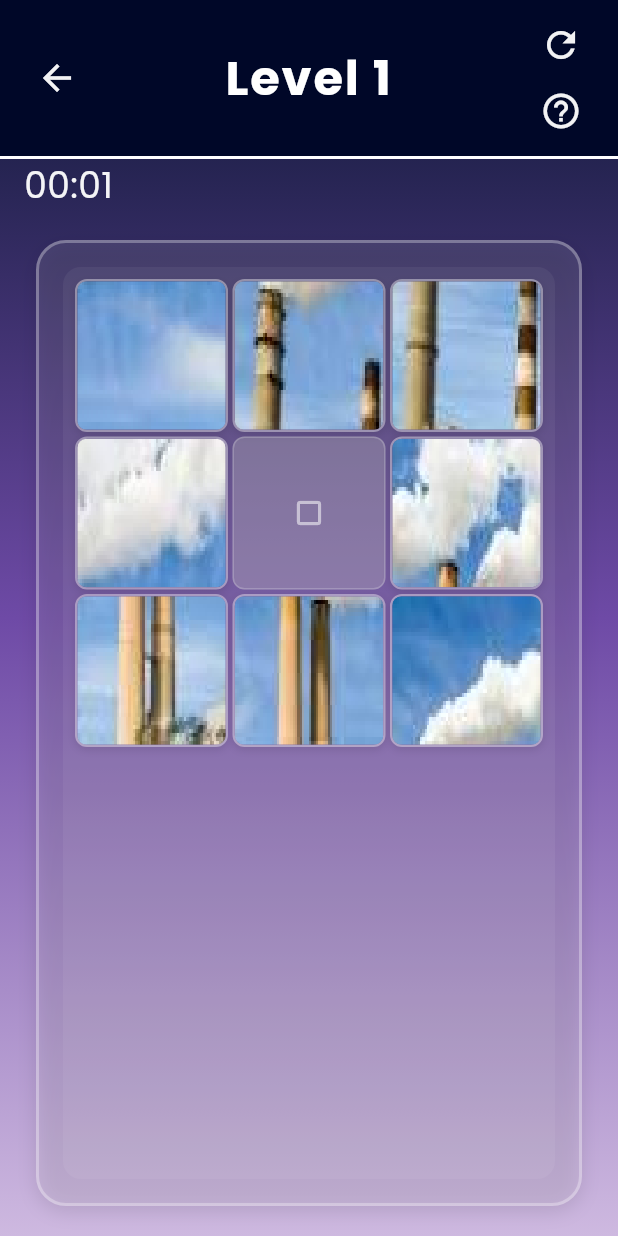
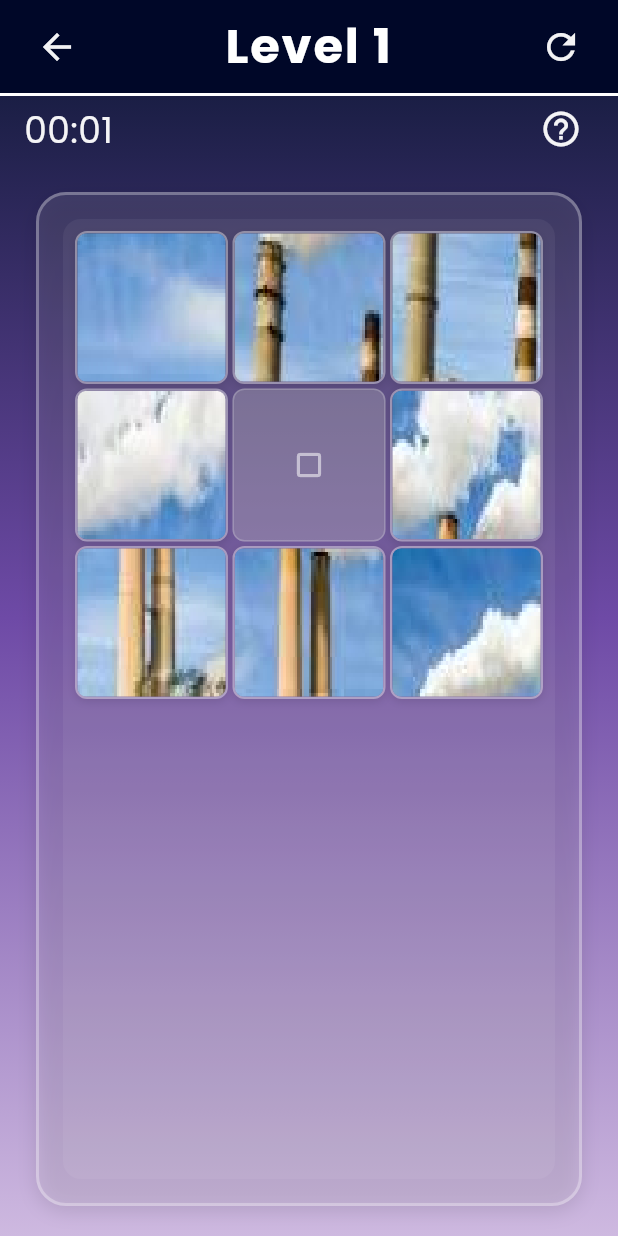
Before and after one commit to ZennXzy/Puzzle_Quest, a Flutter app: the PlayScreen screen opened by its route, on a phone screen of 412 x 824 dp. Run offline on Flutter 3.47's test engine with Material 3 defaults, Android fonts, the phone set to English and light mode, and no system bars; our stand-ins replace shared_preferences; accounts and stored records are empty.

Commit message:
moved the Help button

```diff
--- a/lib/screens/play_screen_new.dart
+++ b/lib/screens/play_screen_new.dart
@@ -311,11 +311,7 @@ class _PlayScreenState extends State<PlayScreen> {
                             ),
                           ),
 
-                          // Reset and Help buttons (right)
-                          Column(
-                            mainAxisSize: MainAxisSize.min,
-                            children: [
-                              // Reset button
+                          // Reset button (right)
                           Material(
                             color: Colors.transparent,
                             child: InkWell(
@@ -331,7 +327,28 @@ class _PlayScreenState extends State<PlayScreen> {
                               ),
                             ),
                           ),
-                              // Help button
+                        ],
+                      ),
+                    ),
+                  ),
+
+                  // Timer row
+                  Padding(
+                    padding: const EdgeInsets.symmetric(horizontal: 16.0),
+                    child: Row(
+                      mainAxisAlignment: MainAxisAlignment.spaceBetween,
+                      children: [
+                        // Timer (left)
+                        Text(
+                          '${(timeElapsed ~/ 60).toString().padLeft(2, '0')}:${(timeElapsed % 60).toString().padLeft(2, '0')}',
+                          style: TextStyle(
+                            fontFamily: 'Poppins',
+                            color: Colors.white.withOpacity(0.95),
+                            fontSize: 24,
+                            fontWeight: FontWeight.w500,
+                          ),
+                        ),
+                        // Help button (right)
                         Material(
                           color: Colors.transparent,
                           child: InkWell(
@@ -345,28 +362,6 @@ class _PlayScreenState extends State<PlayScreen> {
                                 size: 28,
                               ),
                             ),
-                                ),
-                              ),
-                            ],
-                          ),
-                        ],
-                      ),
-                    ),
-                  ),
-
-                  // Timer row
-                  Padding(
-                    padding: const EdgeInsets.symmetric(horizontal: 16.0),
-                    child: Row(
-                      children: [
-                        // Timer (left)
-                        Text(
-                          '${(timeElapsed ~/ 60).toString().padLeft(2, '0')}:${(timeElapsed % 60).toString().padLeft(2, '0')}',
-                          style: TextStyle(
-                            fontFamily: 'Poppins',
-                            color: Colors.white.withOpacity(0.95),
-                            fontSize: 24,
-                            fontWeight: FontWeight.w500,
                           ),
                         ),
                       ],
```
Also changed, not shown: 1 other file. Lines whose indentation alone changed are shown as unchanged.
